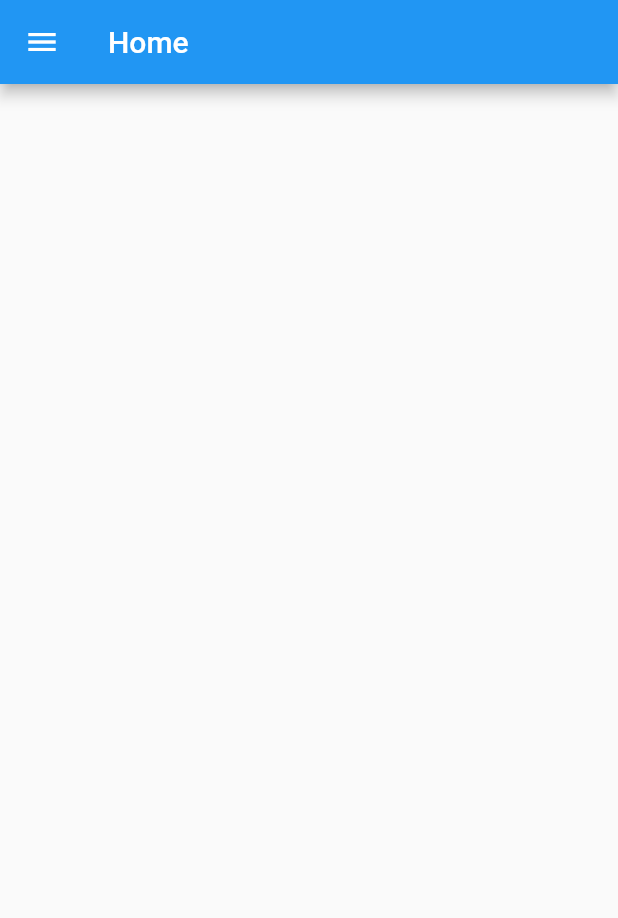
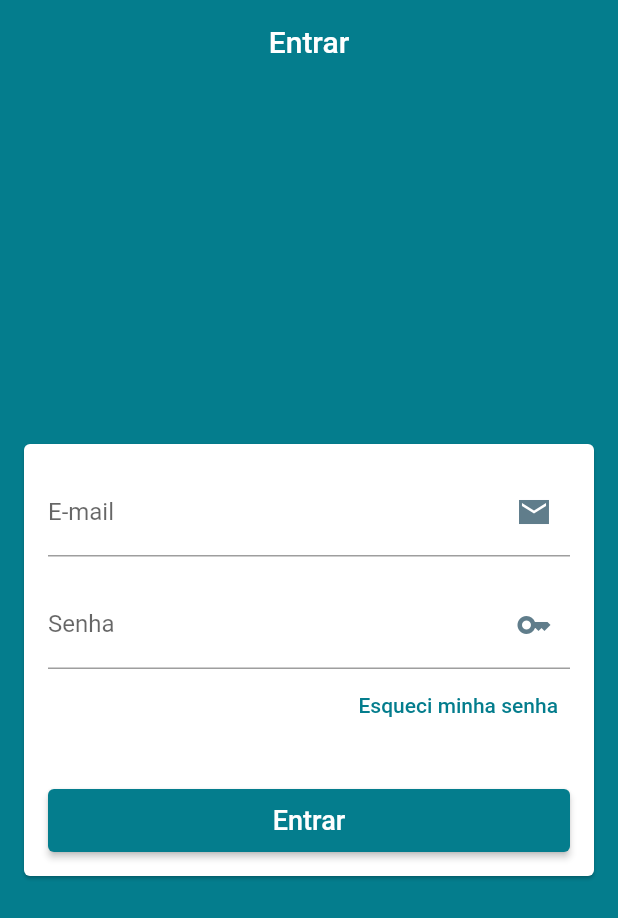
Before and after one commit to jhoneferreiradev/loja_virtual, a Flutter app: the screen it shows after launch, on a phone screen of 412 x 824 dp. Shown: the top 918 px of the screen. Run offline on Flutter 3.47's test engine with Material 2 defaults, Android fonts, the phone set to English and light mode, and no system bars; our stand-ins replace firebase_auth, firebase_core; accounts and stored records are empty.

Commit message:
Criação da estrutura da tela de login, com validação de credenciais junto ao FirebaseAuth

```diff
--- /dev/null
+++ b/lib/domain/user.dart
@@ -0,0 +1,7 @@
+class User {
+
+  String email;
+  String password;
+
+  User(this.email, this.password);
+}
--- a/lib/main.dart
+++ b/lib/main.dart
@@ -1,16 +1,16 @@
 import 'package:flutter/material.dart';
 import 'package:firebase_core/firebase_core.dart';
 import 'package:loja_virtual/screens/base_screen.dart';
+import 'package:loja_virtual/service/user_service.dart';
+import 'package:provider/provider.dart';
 import 'firebase_options.dart';
 
 void main() async {
-  runApp(MyApp());
-
+  WidgetsFlutterBinding.ensureInitialized();
   await Firebase.initializeApp(
     options: DefaultFirebaseOptions.currentPlatform,
   );
-
-  //FirebaseFirestore.instance.collection('teste').add({'teste': 'teste'});
+  runApp(MyApp());
 }
 
 class MyApp extends StatelessWidget {
@@ -18,13 +18,21 @@ class MyApp extends StatelessWidget {
 
   @override
   Widget build(BuildContext context) {
-    return MaterialApp(
-      title: 'Loja Virtual',
-      debugShowCheckedModeBanner: false,
-      theme: ThemeData(
-        primarySwatch: Colors.blue,
+    return ChangeNotifierProvider(
+      create: (_) => UserService(),
+      child: MaterialApp(
+        title: 'Loja Virtual',
+        debugShowCheckedModeBanner: false,
+        theme: ThemeData(
+          primaryColor: const Color.fromARGB(255, 4, 125, 141),
+          scaffoldBackgroundColor: const Color.fromARGB(255, 4, 125, 141),
+          appBarTheme: const AppBarTheme(
+            color: const Color.fromARGB(255, 4, 125, 141),
+            elevation: 0,
+          ),
+        ),
+        home: BaseScreen(),
       ),
-      home: BaseScreen(),
     );
   }
 }
--- a/lib/screens/base_screen.dart
+++ b/lib/screens/base_screen.dart
@@ -1,7 +1,9 @@
 import 'package:flutter/material.dart';
-import 'package:loja_virtual/common/custom_drawer/custom_drawer.dart';
 import 'package:loja_virtual/screens/models/page_manager.dart';
 import 'package:provider/provider.dart';
+
+import 'common/custom_drawer/custom_drawer.dart';
+import 'login/login_screen.dart';
 
 class BaseScreen extends StatelessWidget {
 
@@ -15,6 +17,7 @@ class BaseScreen extends StatelessWidget {
         controller: pageController,
         physics: const NeverScrollableScrollPhysics(),
         children: [
+          LoginScreen(),
           Scaffold(
             drawer: CustomDrawer(),
             appBar: AppBar(
--- a/lib/common/custom_drawer/drawer_tile.dart
+++ b/lib/screens/common/custom_drawer/drawer_tile.dart
@@ -13,6 +13,7 @@ class DrawerTile extends StatelessWidget {
   Widget build(BuildContext context) {
 
     final _currentPage = context.watch<PageManager>().currentPage;
+    final primaryColor = Theme.of(context).primaryColor;
 
     return InkWell(
       onTap: () {
@@ -27,14 +28,14 @@ class DrawerTile extends StatelessWidget {
               child: Icon(
                 iconData,
                 size: 30,
-                color: (_currentPage == page) ? Colors.red : Colors.grey[700],
+                color: (_currentPage == page) ? primaryColor : Colors.grey[700],
               ),
             ),
             Text(
               title,
               style: TextStyle(
                 fontSize: 20,
-                color: (_currentPage == page) ? Colors.red : Colors.grey[700],
+                color: (_currentPage == page) ? primaryColor : Colors.grey[700],
               ),
             )
           ],
--- /dev/null
+++ b/lib/screens/helpers/firebase_errors.dart
@@ -0,0 +1,26 @@
+String getErrorString(String code){
+
+  /// A [FirebaseAuthException] maybe thrown with the following error code:
+  /// - **invalid-email**:
+  ///  - Thrown if the email address is not valid.
+  /// - **user-disabled**:
+  ///  - Thrown if the user corresponding to the given email has been disabled.
+  /// - **user-not-found**:
+  ///  - Thrown if there is no user corresponding to the given email.
+  /// - **wrong-password**:
+  ///  - Thrown if the password is invalid for the given email, or the account
+  ///    corresponding to the email does not have a password set.
+  switch (code) {
+    case 'invalid-email':
+      return 'Seu e-mail é inválido.';
+    case 'wrong-password':
+      return 'Sua senha está incorreta.';
+    case 'user-not-found':
+      return 'Não há usuário com este e-mail.';
+    case 'user-disabled':
+      return 'Este usuário foi desabilitado.';
+
+    default:
+      return 'Um erro indefinido ocorreu.';
+  }
+}
--- /dev/null
+++ b/lib/screens/helpers/validators.dart
@@ -0,0 +1,5 @@
+bool emailValid(String email){
+  final RegExp regex = RegExp(
+      r"^(([^<>()[\]\\.,;:\s@\']+(\.[^<>()[\]\\.,;:\s@\']+)*)|(\'.+\'))@((\[[0-9]{1,3}\.[0-9]{1,3}\.[0-9]{1,3}\.[0-9]{1,3}\])|(([a-zA-Z\-0-9]+\.)+[a-zA-Z]{2,}))$");
+  return regex.hasMatch(email);
+}
--- /dev/null
+++ b/lib/screens/login/login_screen.dart
@@ -0,0 +1,117 @@
+import 'package:flutter/material.dart';
+import 'package:loja_virtual/domain/user.dart';
+import 'package:loja_virtual/service/user_service.dart';
+import 'package:provider/provider.dart';
+
+import '../helpers/validators.dart';
+
+class LoginScreen extends StatelessWidget {
+  @override
+  Widget build(BuildContext context) {
+    final primaryColor = Theme.of(context).primaryColor;
+    final GlobalKey<FormState> formKey = GlobalKey<FormState>();
+    final TextEditingController emailController = TextEditingController();
+    final TextEditingController passController = TextEditingController();
+
+    return Scaffold(
+      appBar: AppBar(
+        title: const Text("Entrar"),
+        centerTitle: true,
+      ),
+      body: Center(
+        child: Card(
+          margin: EdgeInsets.symmetric(horizontal: 16),
+          child: Form(
+            key: formKey,
+            child: Consumer<UserService>(builder: (_, userService, __) {
+              return ListView(
+                padding: EdgeInsets.all(16),
+                shrinkWrap: true,
+                children: [
+                  TextFormField(
+                    controller: emailController,
+                    enabled: !userService.loading,
+                    decoration: const InputDecoration(
+                        label: Text("E-mail"),
+                        suffixIcon:
+                            Icon(Icons.email_sharp, color: Colors.blueGrey)),
+                    keyboardType: TextInputType.emailAddress,
+                    autocorrect: false,
+                    validator: (email) {
+                      return (emailValid(email ?? ''))
+                          ? null
+                          : "Informe um e-mail válido";
+                    },
+                  ),
+                  SizedBox(
+                    height: 16,
+                  ),
+                  TextFormField(
+                    controller: passController,
+                    enabled: !userService.loading,
+                    decoration: const InputDecoration(
+                        label: Text("Senha"),
+                        suffixIcon:
+                            Icon(Icons.key_sharp, color: Colors.blueGrey)),
+                    obscureText: true,
+                    validator: (pass) {
+                      if (pass == null || pass.isEmpty)
+                        return "Informe sua senha";
+                      return null;
+                    },
+                  ),
+                  Align(
+                    alignment: Alignment.centerRight,
+                    child: TextButton(
+                      onPressed: userService.loading ? null : () {},
+                      child: const Text("Esqueci minha senha"),
+                      style: TextButton.styleFrom(primary: primaryColor),
+                    ),
+                  ),
+                  SizedBox(
+                    height: 32,
+                  ),
+                  SizedBox(
+                      height: 42,
+                      child: ElevatedButton(
+                        onPressed: userService.loading
+                            ? null
+                            : () {
+                                if (formKey.currentState!.validate()) {
+                                  userService.signIn(
+                                      user: User(emailController.text,
+                                          passController.text),
+                                      onFail: (e) {
+                                        ScaffoldMessenger.of(context)
+                                            .clearSnackBars();
+                                        ScaffoldMessenger.of(context)
+                                            .showSnackBar(SnackBar(
+                                          content: Text("Falha ao entrar. $e"),
+                                          backgroundColor: Colors.redAccent,
+                                        ));
+                                      },
+                                      onSuccess: () {
+                                        //TODO Fechar tela de login
+                                      });
+                                }
+                              },
+                        style: ElevatedButton.styleFrom(
+                            backgroundColor: primaryColor),
+                        child: userService.loading
+                            ? CircularProgressIndicator(
+                                valueColor:
+                                    AlwaysStoppedAnimation(primaryColor))
+                            : const Text(
+                                "Entrar",
+                                style: TextStyle(fontSize: 18),
+                              ),
+                      )),
+                ],
+              );
+            }),
+          ),
+        ),
+      ),
+    );
+  }
+}
--- a/pubspec.yaml
+++ b/pubspec.yaml
@@ -44,6 +44,8 @@ dependencies:
   provider: ^6.0.3
   flutter_localizations:
     sdk: flutter
+  firebase_auth: ^3.7.0
+  firebase_messaging: ^13.0.0
 
 dev_dependencies:
   flutter_test:
```
Also changed, not shown: lib/common/custom_drawer/custom_drawer.dart (deleted, +0 -17 lines), lib/screens/common/custom_drawer/custom_drawer.dart (added, +21 -0 lines), lib/service/user_service.dart (added, +54 -0 lines), pubspec.lock, 1 other file.
